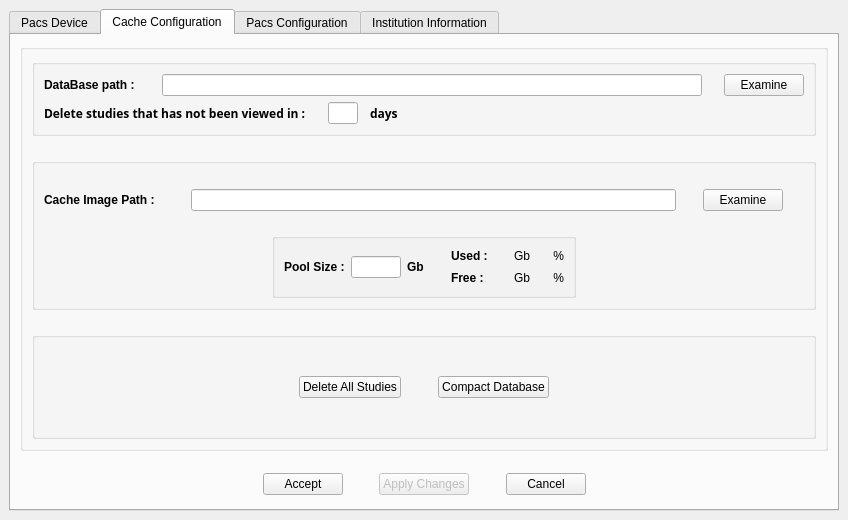
starviewer-medical/starviewer, file starviewer/src/interface/qconfigurationscreenbase.ui: the form before one commit.
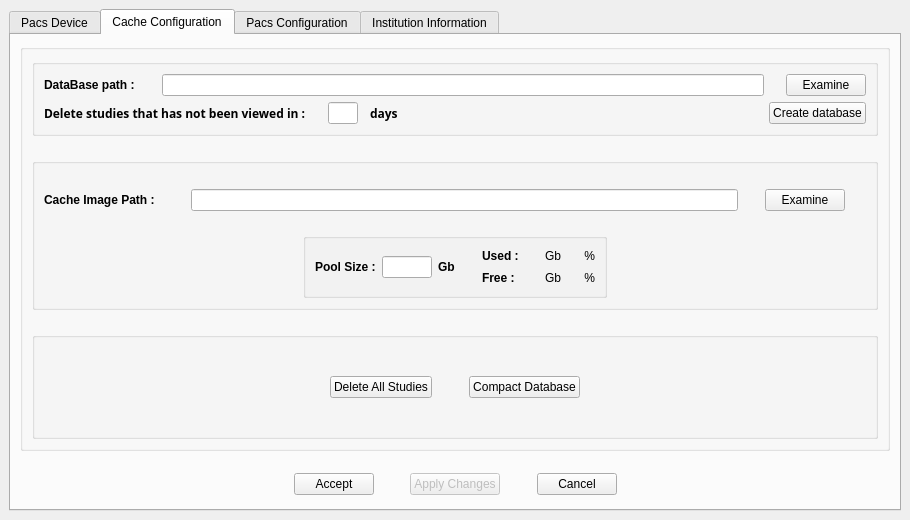
The form after the commit. The open tabs and pages were chosen to show the change.

Commit message: ENH: Afegit botó a qConfigurationScreen que permet crear la base de dades en qualsevol directori - S'han fet diverses millores a QConfigurationScreen

```diff
--- a/starviewer/src/interface/qconfigurationscreenbase.ui
+++ b/starviewer/src/interface/qconfigurationscreenbase.ui
@@ -29,15 +29,15 @@
   <property name="windowTitle" >
    <string>Configuration</string>
   </property>
+  <layout class="QGridLayout" >
+   <property name="margin" >
+    <number>9</number>
+   </property>
+   <property name="spacing" >
+    <number>6</number>
+   </property>
+   <item row="0" column="0" >
   <widget class="QTabWidget" name="tabConfiguration" >
-   <property name="geometry" >
-    <rect>
-     <x>9</x>
-     <y>9</y>
-     <width>830</width>
-     <height>502</height>
-    </rect>
-   </property>
    <property name="sizePolicy" >
     <sizepolicy>
      <hsizetype>7</hsizetype>
@@ -582,40 +582,8 @@
         <property name="spacing" >
          <number>6</number>
         </property>
-        <item row="4" column="1" >
-         <spacer>
-          <property name="orientation" >
-           <enum>Qt::Vertical</enum>
-          </property>
-          <property name="sizeType" >
-           <enum>QSizePolicy::Fixed</enum>
-          </property>
-          <property name="sizeHint" >
-           <size>
-            <width>20</width>
-            <height>16</height>
-           </size>
-          </property>
-         </spacer>
-        </item>
-        <item row="2" column="1" >
-         <spacer>
-          <property name="orientation" >
-           <enum>Qt::Vertical</enum>
-          </property>
-          <property name="sizeType" >
-           <enum>QSizePolicy::Fixed</enum>
-          </property>
-          <property name="sizeHint" >
-           <size>
-            <width>16</width>
-            <height>16</height>
-           </size>
-          </property>
-         </spacer>
-        </item>
-        <item row="5" column="0" colspan="2" >
-         <widget class="QGroupBox" name="groupBox_52" >
+          <item rowspan="2" row="0" column="0" colspan="2" >
+           <widget class="QGroupBox" name="groupBox_12" >
           <property name="sizePolicy" >
            <sizepolicy>
             <hsizetype>3</hsizetype>
@@ -627,34 +595,69 @@
           <property name="title" >
            <string/>
           </property>
-          <layout class="QHBoxLayout" >
+            <layout class="QGridLayout" >
            <property name="margin" >
             <number>9</number>
            </property>
            <property name="spacing" >
             <number>6</number>
            </property>
+             <item row="1" column="0" >
+              <layout class="QHBoxLayout" >
+               <property name="margin" >
+                <number>0</number>
+               </property>
+               <property name="spacing" >
+                <number>6</number>
+               </property>
+               <item>
+                <widget class="QLabel" name="label" >
+                 <property name="font" >
+                  <font>
+                   <family>Sans Serif</family>
+                   <pointsize>9</pointsize>
+                   <weight>75</weight>
+                   <italic>false</italic>
+                   <bold>true</bold>
+                   <underline>false</underline>
+                   <strikeout>false</strikeout>
+                  </font>
+                 </property>
+                 <property name="text" >
+                  <string>Delete studies that has not been viewed in :</string>
+                 </property>
+                </widget>
+               </item>
            <item>
             <spacer>
              <property name="orientation" >
               <enum>Qt::Horizontal</enum>
              </property>
+                 <property name="sizeType" >
+                  <enum>QSizePolicy::Fixed</enum>
+                 </property>
              <property name="sizeHint" >
               <size>
-               <width>238</width>
-               <height>30</height>
+                   <width>16</width>
+                   <height>20</height>
               </size>
              </property>
             </spacer>
            </item>
            <item>
-            <widget class="QPushButton" name="m_buttonDeleteStudies" >
-             <property name="toolTip" >
-              <string>Delete all the studies of the cache</string>
-             </property>
-             <property name="text" >
-              <string>Delete All Studies</string>
-             </property>
+                <widget class="QLineEdit" name="m_textMaximumDaysNotViewed" >
+                 <property name="maximumSize" >
+                  <size>
+                   <width>30</width>
+                   <height>16777215</height>
+                  </size>
+                 </property>
+                 <property name="inputMask" >
+                  <string>99; </string>
+                 </property>
+                 <property name="alignment" >
+                  <set>Qt::AlignRight</set>
+                 </property>
             </widget>
            </item>
            <item>
@@ -667,19 +670,27 @@
              </property>
              <property name="sizeHint" >
               <size>
-               <width>31</width>
-               <height>30</height>
+                   <width>6</width>
+                   <height>20</height>
               </size>
              </property>
             </spacer>
            </item>
            <item>
-            <widget class="QPushButton" name="m_buttonCompactDatabase" >
-             <property name="toolTip" >
-              <string>Comptact Database</string>
+                <widget class="QLabel" name="label_2" >
+                 <property name="font" >
+                  <font>
+                   <family>Sans Serif</family>
+                   <pointsize>9</pointsize>
+                   <weight>75</weight>
+                   <italic>false</italic>
+                   <bold>true</bold>
+                   <underline>false</underline>
+                   <strikeout>false</strikeout>
+                  </font>
              </property>
              <property name="text" >
-              <string>Compact Database</string>
+                  <string>days</string>
              </property>
             </widget>
            </item>
@@ -690,14 +701,124 @@
              </property>
              <property name="sizeHint" >
               <size>
-               <width>237</width>
-               <height>30</height>
+                   <width>365</width>
+                   <height>20</height>
               </size>
              </property>
             </spacer>
            </item>
-          </layout>
-         </widget>
+               <item>
+                <widget class="QPushButton" name="m_buttonCreateDatabase" >
+                 <property name="text" >
+                  <string>Create database</string>
+                 </property>
+                </widget>
+               </item>
+              </layout>
+             </item>
+             <item row="0" column="0" >
+              <layout class="QHBoxLayout" >
+               <property name="margin" >
+                <number>0</number>
+               </property>
+               <property name="spacing" >
+                <number>6</number>
+               </property>
+               <item>
+                <widget class="QLabel" name="textLabel1_9" >
+                 <property name="sizePolicy" >
+                  <sizepolicy>
+                   <hsizetype>5</hsizetype>
+                   <vsizetype>0</vsizetype>
+                   <horstretch>0</horstretch>
+                   <verstretch>0</verstretch>
+                  </sizepolicy>
+                 </property>
+                 <property name="minimumSize" >
+                  <size>
+                   <width>90</width>
+                   <height>0</height>
+                  </size>
+                 </property>
+                 <property name="text" >
+                  <string>&lt;b>DataBase path :&lt;/b></string>
+                 </property>
+                 <property name="textFormat" >
+                  <enum>Qt::RichText</enum>
+                 </property>
+                 <property name="scaledContents" >
+                  <bool>true</bool>
+                 </property>
+                 <property name="alignment" >
+                  <set>Qt::AlignVCenter</set>
+                 </property>
+                </widget>
+               </item>
+               <item>
+                <spacer>
+                 <property name="orientation" >
+                  <enum>Qt::Horizontal</enum>
+                 </property>
+                 <property name="sizeType" >
+                  <enum>QSizePolicy::Fixed</enum>
+                 </property>
+                 <property name="sizeHint" >
+                  <size>
+                   <width>21</width>
+                   <height>20</height>
+                  </size>
+                 </property>
+                </spacer>
+               </item>
+               <item>
+                <widget class="QLineEdit" name="m_textDatabaseRoot" />
+               </item>
+               <item>
+                <spacer>
+                 <property name="orientation" >
+                  <enum>Qt::Horizontal</enum>
+                 </property>
+                 <property name="sizeType" >
+                  <enum>QSizePolicy::Fixed</enum>
+                 </property>
+                 <property name="sizeHint" >
+                  <size>
+                   <width>16</width>
+                   <height>20</height>
+                  </size>
+                 </property>
+                </spacer>
+               </item>
+               <item>
+                <widget class="QPushButton" name="m_buttonExaminateDataBase" >
+                 <property name="toolTip" >
+                  <string>Examine disk  to find the database</string>
+                 </property>
+                 <property name="text" >
+                  <string>Examine</string>
+                 </property>
+                </widget>
+               </item>
+              </layout>
+             </item>
+            </layout>
+           </widget>
+          </item>
+          <item row="1" column="1" >
+           <spacer>
+            <property name="orientation" >
+             <enum>Qt::Vertical</enum>
+            </property>
+            <property name="sizeType" >
+             <enum>QSizePolicy::Fixed</enum>
+            </property>
+            <property name="sizeHint" >
+             <size>
+              <width>20</width>
+              <height>16</height>
+             </size>
+            </property>
+           </spacer>
         </item>
         <item row="3" column="0" colspan="2" >
          <widget class="QGroupBox" name="groupBox_51" >
@@ -1072,8 +1193,8 @@
           </layout>
          </widget>
         </item>
-        <item rowspan="2" row="0" column="0" colspan="2" >
-         <widget class="QGroupBox" name="groupBox_12" >
+          <item row="5" column="0" colspan="2" >
+           <widget class="QGroupBox" name="groupBox_52" >
           <property name="sizePolicy" >
            <sizepolicy>
             <hsizetype>3</hsizetype>
@@ -1085,69 +1206,34 @@
           <property name="title" >
            <string/>
           </property>
-          <layout class="QGridLayout" >
+            <layout class="QHBoxLayout" >
            <property name="margin" >
             <number>9</number>
            </property>
            <property name="spacing" >
             <number>6</number>
            </property>
-           <item row="1" column="0" >
-            <layout class="QHBoxLayout" >
-             <property name="margin" >
-              <number>0</number>
-             </property>
-             <property name="spacing" >
-              <number>6</number>
-             </property>
-             <item>
-              <widget class="QLabel" name="label" >
-               <property name="font" >
-                <font>
-                 <family>Sans Serif</family>
-                 <pointsize>9</pointsize>
-                 <weight>75</weight>
-                 <italic>false</italic>
-                 <bold>true</bold>
-                 <underline>false</underline>
-                 <strikeout>false</strikeout>
-                </font>
-               </property>
-               <property name="text" >
-                <string>Delete studies that has not been viewed in :</string>
-               </property>
-              </widget>
-             </item>
              <item>
               <spacer>
                <property name="orientation" >
                 <enum>Qt::Horizontal</enum>
                </property>
-               <property name="sizeType" >
-                <enum>QSizePolicy::Fixed</enum>
-               </property>
                <property name="sizeHint" >
                 <size>
-                 <width>16</width>
-                 <height>20</height>
+                 <width>238</width>
+                 <height>30</height>
                 </size>
                </property>
               </spacer>
              </item>
              <item>
-              <widget class="QLineEdit" name="m_textMaximumDaysNotViewed" >
-               <property name="maximumSize" >
-                <size>
-                 <width>30</width>
-                 <height>16777215</height>
-                </size>
+              <widget class="QPushButton" name="m_buttonDeleteStudies" >
+               <property name="toolTip" >
+                <string>Delete all the studies of the cache</string>
                </property>
-               <property name="inputMask" >
-                <string>99; </string>
+               <property name="text" >
+                <string>Delete All Studies</string>
                </property>
-               <property name="alignment" >
-                <set>Qt::AlignRight</set>
-               </property>
               </widget>
              </item>
              <item>
@@ -1160,27 +1246,19 @@
                </property>
                <property name="sizeHint" >
                 <size>
-                 <width>6</width>
-                 <height>20</height>
+                 <width>31</width>
+                 <height>30</height>
                 </size>
                </property>
               </spacer>
              </item>
              <item>
-              <widget class="QLabel" name="label_2" >
-               <property name="font" >
-                <font>
-                 <family>Sans Serif</family>
-                 <pointsize>9</pointsize>
-                 <weight>75</weight>
-                 <italic>false</italic>
-                 <bold>true</bold>
-                 <underline>false</underline>
-                 <strikeout>false</strikeout>
-                </font>
+              <widget class="QPushButton" name="m_buttonCompactDatabase" >
+               <property name="toolTip" >
+                <string>Comptact Database</string>
                </property>
                <property name="text" >
-                <string>days</string>
+                <string>Compact Database</string>
                </property>
               </widget>
              </item>
@@ -1191,103 +1269,32 @@
                </property>
                <property name="sizeHint" >
                 <size>
-                 <width>365</width>
-                 <height>20</height>
+                 <width>237</width>
+                 <height>30</height>
                 </size>
                </property>
               </spacer>
              </item>
             </layout>
-           </item>
-           <item row="0" column="0" >
-            <layout class="QHBoxLayout" >
-             <property name="margin" >
-              <number>0</number>
-             </property>
-             <property name="spacing" >
-              <number>6</number>
-             </property>
-             <item>
-              <widget class="QLabel" name="textLabel1_9" >
-               <property name="sizePolicy" >
-                <sizepolicy>
-                 <hsizetype>5</hsizetype>
-                 <vsizetype>0</vsizetype>
-                 <horstretch>0</horstretch>
-                 <verstretch>0</verstretch>
-                </sizepolicy>
-               </property>
-               <property name="minimumSize" >
-                <size>
-                 <width>90</width>
-                 <height>0</height>
-                </size>
-               </property>
-               <property name="text" >
-                <string>&lt;b>DataBase path :&lt;/b></string>
-               </property>
-               <property name="textFormat" >
-                <enum>Qt::RichText</enum>
-               </property>
-               <property name="scaledContents" >
-                <bool>true</bool>
-               </property>
-               <property name="alignment" >
-                <set>Qt::AlignVCenter</set>
-               </property>
-              </widget>
-             </item>
-             <item>
+           </widget>
+          </item>
+          <item row="2" column="1" >
               <spacer>
                <property name="orientation" >
-                <enum>Qt::Horizontal</enum>
+             <enum>Qt::Vertical</enum>
                </property>
                <property name="sizeType" >
                 <enum>QSizePolicy::Fixed</enum>
                </property>
                <property name="sizeHint" >
                 <size>
-                 <width>21</width>
-                 <height>20</height>
-                </size>
-               </property>
-              </spacer>
-             </item>
-             <item>
-              <widget class="QLineEdit" name="m_textDatabaseRoot" />
-             </item>
-             <item>
-              <spacer>
-               <property name="orientation" >
-                <enum>Qt::Horizontal</enum>
-               </property>
-               <property name="sizeType" >
-                <enum>QSizePolicy::Fixed</enum>
-               </property>
-               <property name="sizeHint" >
-                <size>
                  <width>16</width>
-                 <height>20</height>
+              <height>16</height>
                 </size>
                </property>
               </spacer>
              </item>
-             <item>
-              <widget class="QPushButton" name="m_buttonExaminateDataBase" >
-               <property name="toolTip" >
-                <string>Examine disk  to find the database</string>
-               </property>
-               <property name="text" >
-                <string>Examine</string>
-               </property>
-              </widget>
-             </item>
-            </layout>
-           </item>
-          </layout>
-         </widget>
-        </item>
-        <item row="1" column="1" >
+          <item row="4" column="1" >
          <spacer>
           <property name="orientation" >
            <enum>Qt::Vertical</enum>
@@ -2482,6 +2489,8 @@
     </layout>
    </widget>
   </widget>
+   </item>
+  </layout>
  </widget>
  <layoutdefault spacing="6" margin="11" />
  <pixmapfunction></pixmapfunction>
```
Lines whose indentation alone changed are shown as unchanged. The commit also changes 5 other files.
